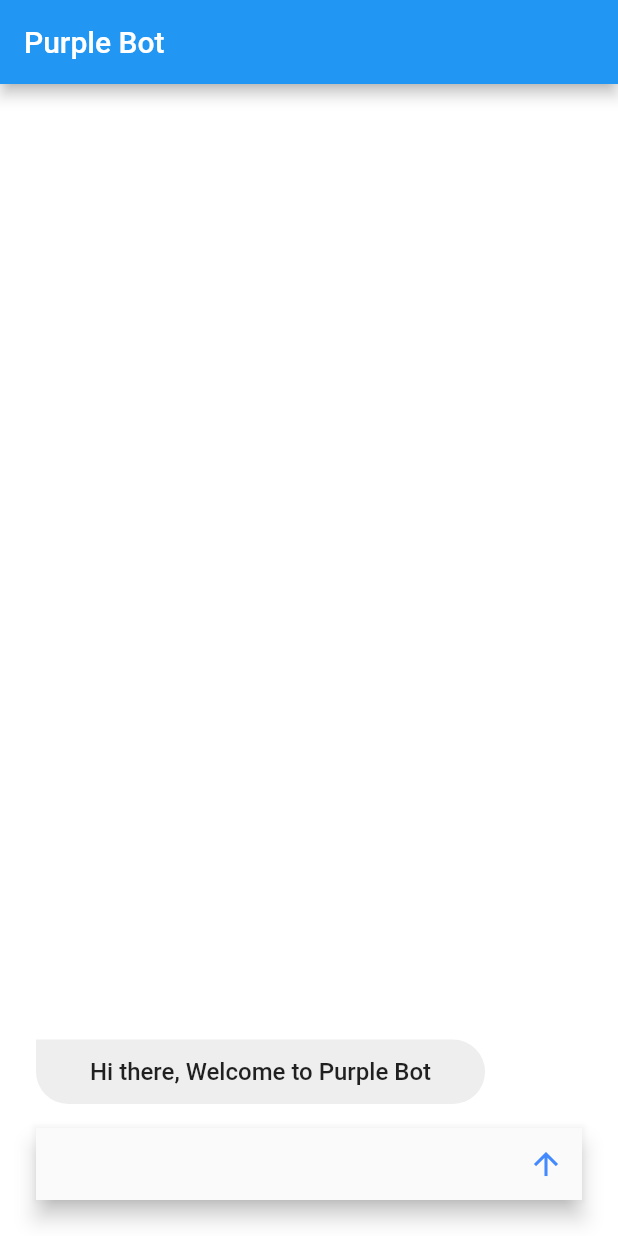
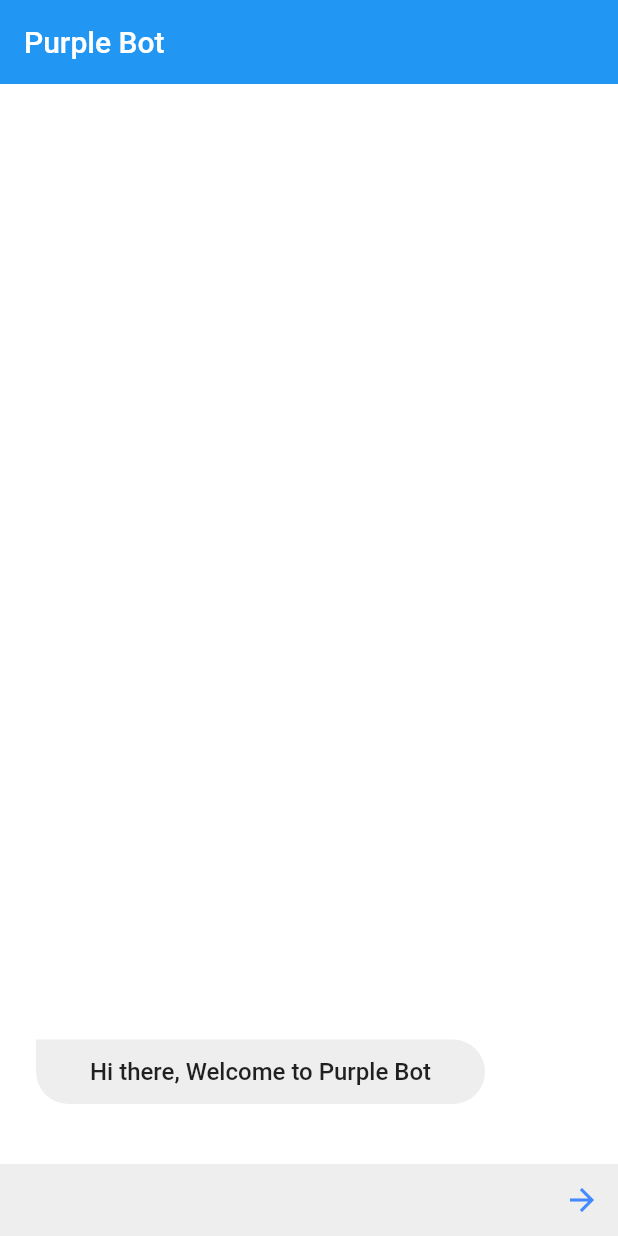
Before and after one commit to Gogetter/purple_bot, a Flutter app: the screen it shows after launch, on a phone screen of 412 x 824 dp. Run offline on Flutter 3.47's test engine with Material 2 defaults, Android fonts, the phone set to English and light mode, and no system bars; our stand-ins replace gradient_app_bar.

Commit message:
updated chat screen ui

```diff
--- a/lib/chat_screen.dart
+++ b/lib/chat_screen.dart
@@ -1,4 +1,5 @@
 import 'package:flutter/material.dart';
+import 'package:gradient_app_bar/gradient_app_bar.dart';
 
 import 'backend.dart';
 import 'model.dart';
@@ -49,15 +50,13 @@ class _ChatScreenState extends State<ChatScreen> {
 
   @override
   Widget build(BuildContext context) {
-    return Scaffold(
-      appBar: AppToolbar(
-        title: _session.name,
-        actions: <Widget>[
-          Padding(
-            padding: const EdgeInsets.symmetric(horizontal: 16.0),
-
-          ),
-        ],
+    ThemeData theme = Theme.of(context);
+    return SafeArea(
+      top: false,
+      child: Scaffold(
+        appBar: AppBar(
+          title: new Text(widget.session.name),
+          elevation: 0,
         ),
         body: DecoratedBox(
           decoration: const BoxDecoration(color: Colors.white),
@@ -75,12 +74,13 @@ class _ChatScreenState extends State<ChatScreen> {
                 ),
               ),
               Container(
-              padding: const EdgeInsets.symmetric(horizontal: 24.0, vertical: 24.0),
+//              padding: const EdgeInsets.symmetric(horizontal: 24.0, vertical: 24.0),
                 child: ChatEntryField(
                   sendMessage: _session.sendMessage,
                 ),
               ),
             ],
+          ),
         ),
       ),
     );
@@ -255,7 +255,7 @@ class _ChatEntryFieldState extends State<ChatEntryField> {
   Widget build(BuildContext context) {
     final theme = Theme.of(context);
     return Material(
-      elevation: 6.0,
+      color: Colors.grey[200],
       child: SizedBox(
         height: 48.0,
         child: Row(
@@ -273,7 +273,7 @@ class _ChatEntryFieldState extends State<ChatEntryField> {
             ),
             IconButton(
               color: theme.accentColor,
-              icon: Icon(Icons.arrow_upward),
+              icon: Icon(Icons.arrow_forward),
               onPressed: _sendMessage,
             ),
           ],
@@ -284,7 +284,9 @@ class _ChatEntryFieldState extends State<ChatEntryField> {
 
   void _sendMessage() {
     final text = _messageController.value.text;
+    if(text.trim().isNotEmpty) {
       _messageController.clear();
       widget.sendMessage(text);
     }
   }
+}
```
Lines whose indentation alone changed are shown as unchanged.
